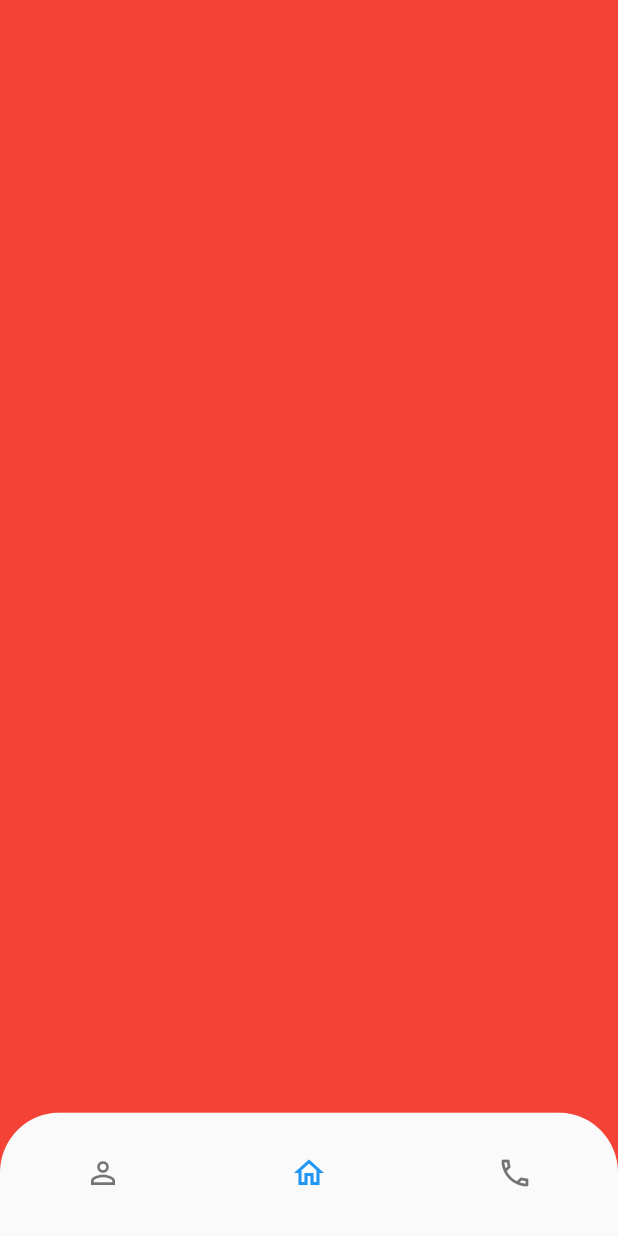
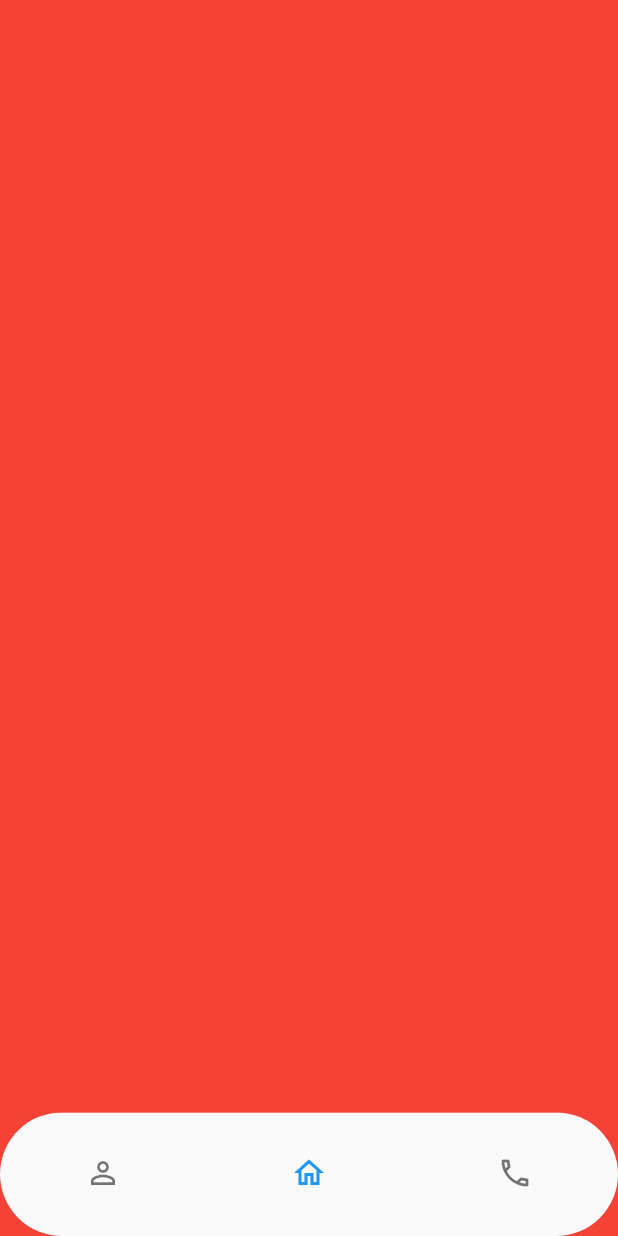
Before and after one commit to ECellNitrr/ECellApp2021, a Flutter app: the screen it shows after launch, on a phone screen of 412 x 824 dp. Run offline on Flutter 3.47's test engine with Material 2 defaults, Android fonts, the phone set to English and light mode, and no system bars; our stand-ins replace bloc, data_connection_checker, equatable, flutter_bloc, get_it, logger.

Commit message:
Bottom Navbar Done

```diff
--- a/lib/screens/home/home.dart
+++ b/lib/screens/home/home.dart
@@ -32,7 +32,7 @@ class _HomeScreenState extends State<HomeScreen> {
 
   Widget _buildBottomNavBar(height) {
     return ClipRRect(
-      borderRadius: BorderRadius.only(topRight: Radius.circular(40), topLeft: Radius.circular(40)),
+      borderRadius: BorderRadius.all(Radius.circular(height / 20)),
       child: Container(
           height: height / 10,
           child: BottomNavigationBar(
```
